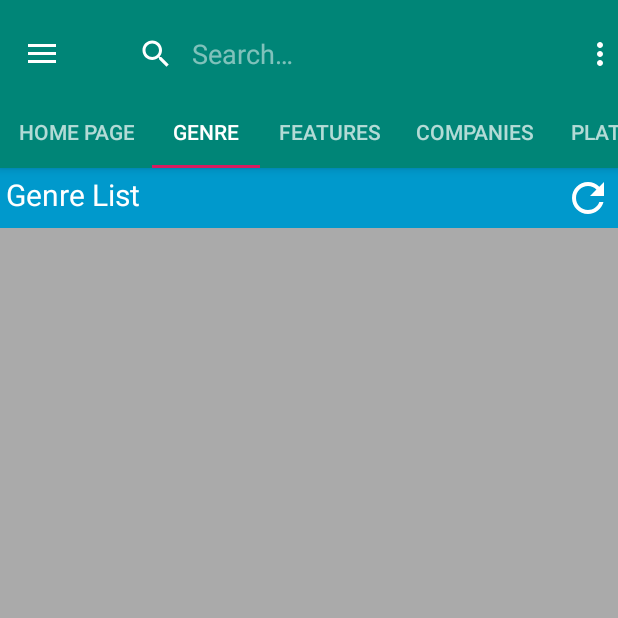
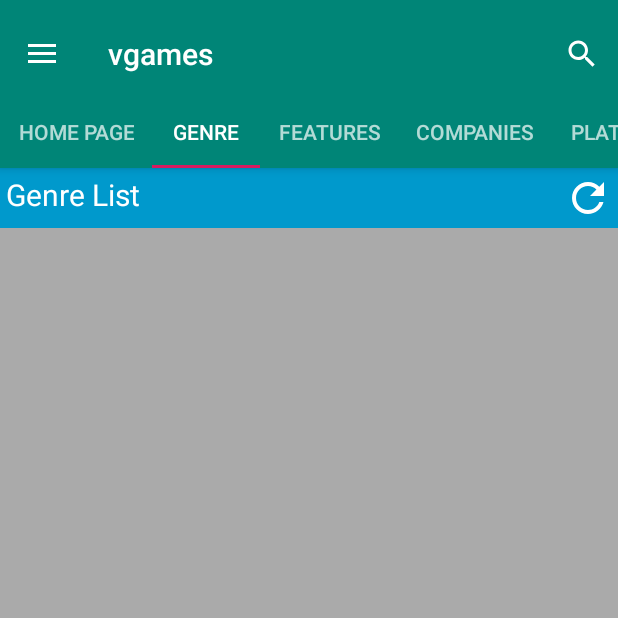
Before and after one commit to teiser204/vgames, an Android app: the screen it shows after launch (MainActivity), tab 2 chosen, on a phone screen of 412 x 824 dp, the top half of it. Run offline under Robolectric (Android 15) with nearby library versions, the phone set to English and light mode, and no system bars; 5 statements that could not run were skipped.

Commit message:
Complete newSearchView

```diff
--- a/android/app/src/main/java/gr/artibet/vgames/MainActivity.java
+++ b/android/app/src/main/java/gr/artibet/vgames/MainActivity.java
@@ -1,9 +1,8 @@
 package gr.artibet.vgames;
 
-import android.app.SearchManager;
-import android.content.ComponentName;
-import android.content.Context;
+
 import android.content.DialogInterface;
+import android.content.Intent;
 import android.support.annotation.NonNull;
 import android.support.design.widget.NavigationView;
 import android.support.design.widget.TabLayout;
@@ -30,27 +29,20 @@
 import android.widget.Toast;
 
 
-public class MainActivity extends AppCompatActivity implements NavigationView.OnNavigationItemSelectedListener {
+public class MainActivity extends AppCompatActivity implements
+        NavigationView.OnNavigationItemSelectedListener,
+        SearchView.OnQueryTextListener {
 
-    // class members
+    // ---------------------------------------------------------------------------------------
+    // Class members
+    // ---------------------------------------------------------------------------------------
     private DrawerLayout mDrawer;
-
-
-    /**
-     * The {@link android.support.v4.view.PagerAdapter} that will provide
-     * fragments for each of the sections. We use a
-     * {@link FragmentPagerAdapter} derivative, which will keep every
-     * loaded fragment in memory. If this becomes too memory intensive, it
-     * may be best to switch to a
-     * {@link android.support.v4.app.FragmentStatePagerAdapter}.
-     */
     private SectionsPagerAdapter mSectionsPagerAdapter;
-
-    /**
-     * The {@link ViewPager} that will host the section contents.
-     */
     private ViewPager mViewPager;
 
+    // ---------------------------------------------------------------------------------------
+    // onCreate override
+    // ---------------------------------------------------------------------------------------
     @Override
     protected void onCreate(Bundle savedInstanceState) {
         super.onCreate(savedInstanceState);
@@ -93,39 +85,28 @@
         */
     }
 
-
+    // ---------------------------------------------------------------------------------------
+    // Options menu creation
+    // ---------------------------------------------------------------------------------------
     @Override
     public boolean onCreateOptionsMenu(Menu menu) {
 
         // Inflate the menu; this adds items to the action bar if it is present.
-        getMenuInflater().inflate(R.menu.menu_main, menu);
+        getMenuInflater().inflate(R.menu.main_menu, menu);
 
-        // Get the SearchView and set the searchable configuration
-        SearchManager searchManager = (SearchManager) getSystemService(Context.SEARCH_SERVICE);
-        SearchView searchView = (SearchView) menu.findItem(R.id.menu_search).getActionView();
-        // Assumes current activity is the searchable activity
-        searchView.setSearchableInfo(searchManager.getSearchableInfo(new ComponentName(this, SearchableActivity.class)));
-        searchView.setIconifiedByDefault(false); // Do not iconify the widget; expand it by default
+        // Prepare searchView click listener
+        MenuItem searchItem = menu.findItem(R.id.action_search);
+        SearchView searchView = (SearchView) searchItem.getActionView();
+        searchView.setQueryHint("Αναζήτηση τίτλου");
+        searchView.setOnQueryTextListener(this);
 
         return true;
     }
 
-    @Override
-    public boolean onOptionsItemSelected(MenuItem item) {
-        // Handle action bar item clicks here. The action bar will
-        // automatically handle clicks on the Home/Up button, so long
-        // as you specify a parent activity in AndroidManifest.xml.
-        int id = item.getItemId();
 
-        //noinspection SimplifiableIfStatement
-        if (id == R.id.action_settings) {
-            return true;
-        }
-
-        return super.onOptionsItemSelected(item);
-    }
-
-    // Drawer click event listener
+    // ---------------------------------------------------------------------------------------
+    // Drawer listeners
+    // ---------------------------------------------------------------------------------------
     @Override
     public boolean onNavigationItemSelected(@NonNull MenuItem menuItem) {
         switch (menuItem.getItemId()) {
@@ -139,10 +120,31 @@
     }
 
 
-    /**
-     * A {@link FragmentPagerAdapter} that returns a fragment corresponding to
-     * one of the sections/tabs/pages.
-     */
+    // ---------------------------------------------------------------------------------------
+    // Search View listeners
+    // ---------------------------------------------------------------------------------------
+    @Override
+    public boolean onQueryTextSubmit(String s) {
+
+        // Start results activity
+        Intent intent = new Intent(this, ResultsActivity.class);
+        intent.putExtra("TITLE", "Τίτλος: '" + s + "'");
+        intent.putExtra("QUERY", "games.json?title=" + s);
+        startActivity(intent);
+
+        return false;
+    }
+
+    @Override
+    public boolean onQueryTextChange(String s) {
+        // Do nothing
+        return false;
+    }
+
+
+    // ---------------------------------------------------------------------------------------
+    // Fragment management
+    // ---------------------------------------------------------------------------------------
     public class SectionsPagerAdapter extends FragmentPagerAdapter {
 
         public SectionsPagerAdapter(FragmentManager fm) {
@@ -189,7 +191,9 @@
     }
 
 
-    // Show error toast message
+    // ---------------------------------------------------------------------------------------
+    // Toast error message
+    // ---------------------------------------------------------------------------------------
     public void showErrorToast(String message) {
         LayoutInflater inflater = getLayoutInflater();
         View layout = inflater.inflate(R.layout.toast_error, (ViewGroup) findViewById(R.id.toast_root));
@@ -203,6 +207,10 @@
         toast.show();
     }
 
+
+    // ---------------------------------------------------------------------------------------
+    // Back pressed override
+    // ---------------------------------------------------------------------------------------
     @Override
     public void onBackPressed() {
         if (mDrawer.isDrawerOpen(GravityCompat.START)) {
@@ -213,7 +221,9 @@
 
     }
 
-    // Confirm exit application
+    // ---------------------------------------------------------------------------------------
+    // App exit confirmation
+    // ---------------------------------------------------------------------------------------
     private void confirmExit() {
 
         AlertDialog.Builder builder = new AlertDialog.Builder(this);
@@ -241,7 +251,9 @@
 
     }
 
-    // drawer exit menu
+    // ---------------------------------------------------------------------------------------
+    // Drawer menu items click implementations
+    // ---------------------------------------------------------------------------------------
     private void navExit() {
         confirmExit();
     }
--- /dev/null
+++ b/android/app/src/main/res/drawable/ic_search.xml
@@ -0,0 +1,5 @@
+<vector android:height="24dp" android:tint="#FFFFFF"
+    android:viewportHeight="24.0" android:viewportWidth="24.0"
+    android:width="24dp" xmlns:android="http://schemas.android.com/apk/res/android">
+    <path android:fillColor="#FF000000" android:pathData="M15.5,14h-0.79l-0.28,-0.27C15.41,12.59 16,11.11 16,9.5 16,5.91 13.09,3 9.5,3S3,5.91 3,9.5 5.91,16 9.5,16c1.61,0 3.09,-0.59 4.23,-1.57l0.27,0.28v0.79l5,4.99L20.49,19l-4.99,-5zM9.5,14C7.01,14 5,11.99 5,9.5S7.01,5 9.5,5 14,7.01 14,9.5 11.99,14 9.5,14z"/>
+</vector>
--- /dev/null
+++ b/android/app/src/main/res/menu/main_menu.xml
@@ -0,0 +1,13 @@
+<menu xmlns:android="http://schemas.android.com/apk/res/android"
+    xmlns:app="http://schemas.android.com/apk/res-auto"
+    xmlns:tools="http://schemas.android.com/tools"
+    tools:context="gr.artibet.vgames.MainActivity">
+
+    <item
+        android:id="@+id/action_search"
+        android:icon="@drawable/ic_search"
+        android:title="@string/search"
+        app:showAsAction="ifRoom|collapseActionView"
+        app:actionViewClass="android.support.v7.widget.SearchView"/>
+
+</menu>
--- a/android/app/src/main/res/menu/menu_main.xml
+++ /dev/null
@@ -1,19 +0,0 @@
-<menu xmlns:android="http://schemas.android.com/apk/res/android"
-    xmlns:app="http://schemas.android.com/apk/res-auto"
-    xmlns:tools="http://schemas.android.com/tools"
-    tools:context="gr.artibet.vgames.MainActivity">
-
-    <item
-        android:id="@+id/action_settings"
-        android:orderInCategory="100"
-        android:title="@string/action_settings"
-        app:showAsAction="never" />
-
-    <item
-        android:id="@+id/menu_search"
-        android:icon="@android:drawable/ic_menu_search"
-        app:showAsAction="always"
-        app:actionViewClass="android.support.v7.widget.SearchView"
-        android:title="Search"/>
-
-</menu>
--- a/android/app/src/main/res/values/strings.xml
+++ b/android/app/src/main/res/values/strings.xml
@@ -41,5 +41,6 @@
     <string name="exit">Exit</string>
     <string name="exit_application">Exit application?</string>
     <string name="cancel_exit">Cancel</string>
+    <string name="search">Search</string>
 
 </resources>
```
Also changed, not shown: android/app/src/main/AndroidManifest.xml (+0 -9 lines), android/app/src/main/java/gr/artibet/vgames/SearchableActivity.java (deleted, +0 -70 lines), android/app/src/main/res/layout/activity_searchable.xml (deleted, +0 -23 lines), 1 other file.
